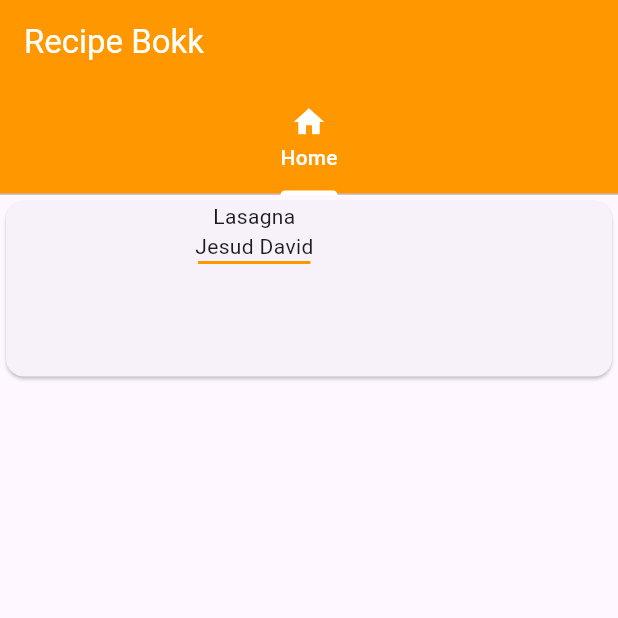
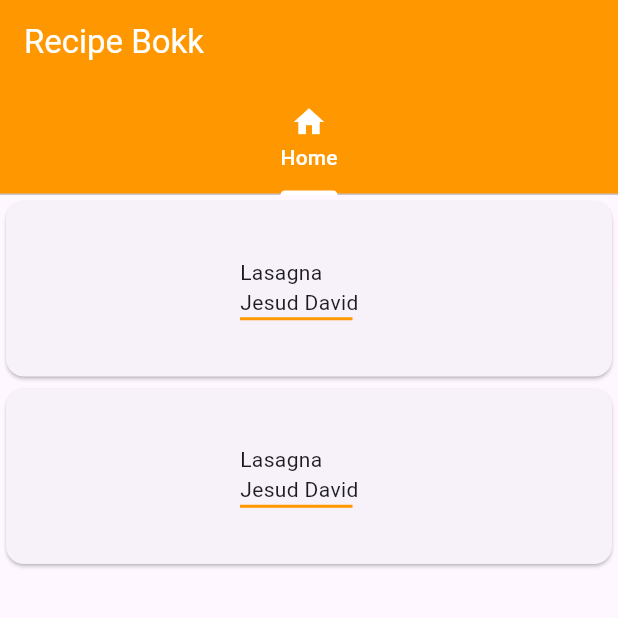
Before and after one commit to JesusDavidQuispeQuispe/recipe_book, a Flutter app: the screen it shows after launch, on a phone screen of 412 x 824 dp, the top half of it. Run offline on Flutter 3.47's test engine with Material 3 defaults, Android fonts, the phone set to English and light mode, and no system bars.

Commit message:
center RecipesCard and functions

```diff
--- a/lib/screens/home_screen.dart
+++ b/lib/screens/home_screen.dart
@@ -6,17 +6,32 @@ class HomeScreen extends StatelessWidget {
   @override
   Widget build(BuildContext context) {
     return Scaffold(
-      body: Container(width: MediaQuery.of(context).size.width, height: 125, child:  Card(child: Row(children: <Widget> [
-          Container(
-            height: 125,
-            width: 100,
-            child: ClipRRect(
-              borderRadius: BorderRadius.circular(10),
-              child: Container()
+      body: Column(children: <Widget> [
+        _RecipesCard(context),
+        _RecipesCard(context)
+      ])
+    );
+  }
+
+  Widget _RecipesCard(BuildContext context){
+    return Container(width: MediaQuery.of(context).size.width, height: 125, child:  Card(child: Row(children: <Widget> [
+          Padding(
+            padding: const EdgeInsets.all(15.0),
+            child: Container(
+              height: 125,
+              width: 100,
+
+              child: ClipRRect(
+                borderRadius: BorderRadius.circular(10),
+                child: Container()
+              ),
             ),
           ),
           SizedBox(width: 26),
-          Column(children: <Widget> [
+          Column(
+            mainAxisAlignment: MainAxisAlignment.center,
+            crossAxisAlignment: CrossAxisAlignment.start,
+            children: <Widget> [
             Text('Lasagna'),
             Text('Jesud David'),
             Container(
@@ -26,7 +41,6 @@ class HomeScreen extends StatelessWidget {
             )
 
           ],)
-        ],),),),
-    );
+        ],),),);
   }
 }
```
